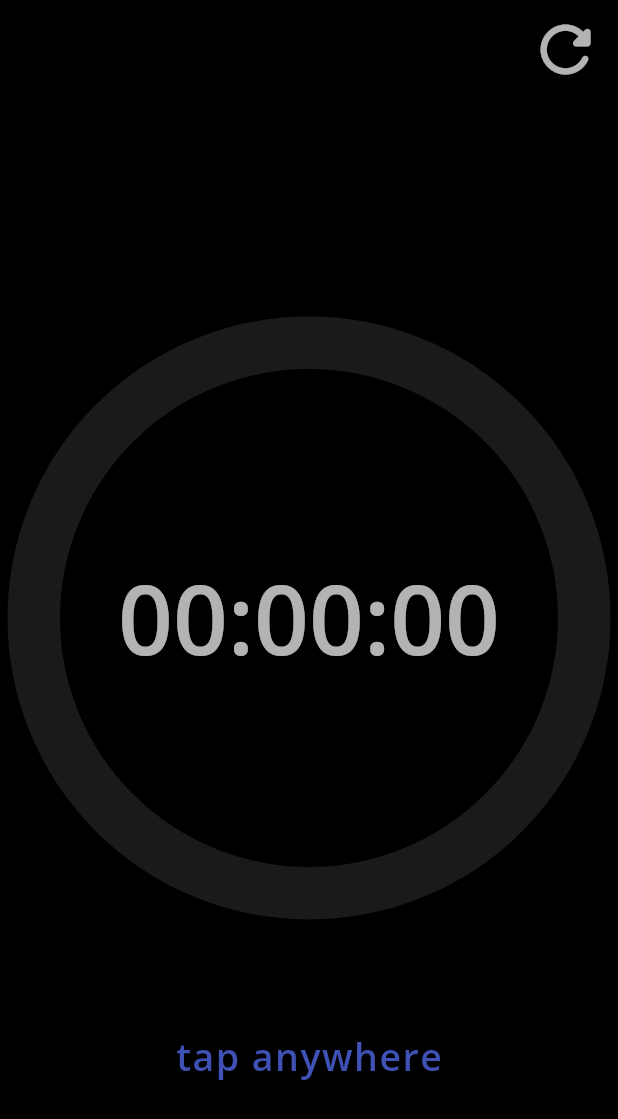
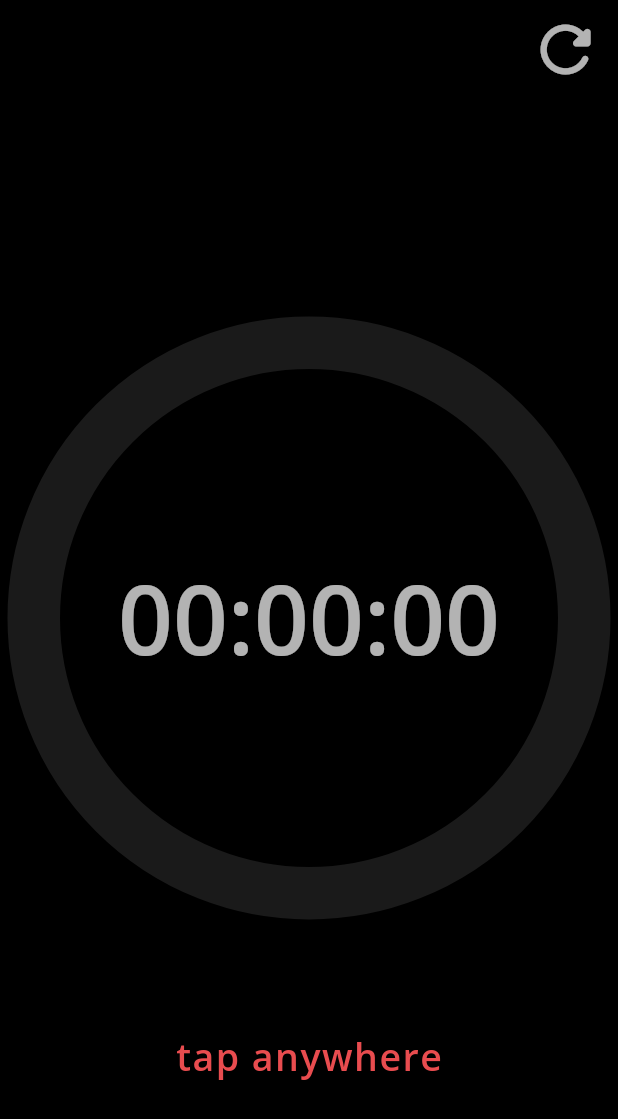
Before and after one commit to samitkapoor/stopwatch, a Flutter app: the screen it shows after launch, on a phone screen of 412 x 824 dp. Shown: the top 1119 px of the screen. Run offline on Flutter 3.47's test engine with Material 2 defaults, Android fonts, the phone set to English and light mode, and no system bars; our stand-ins replace get, lottie.

Commit message:
Changed color

```diff
--- a/lib/components/circular_progress_bar.dart
+++ b/lib/components/circular_progress_bar.dart
@@ -16,7 +16,7 @@ class CircularProgressIndicatorWidget extends StatelessWidget {
         return CircularProgressIndicator.adaptive(
           value: controller.progressValue.value,
           backgroundColor: Colors.white10,
-          valueColor: const AlwaysStoppedAnimation<Color>(Colors.indigo),
+          valueColor: const AlwaysStoppedAnimation<Color>(Color(0xffE84C4F)),
           strokeWidth: 35,
         );
       }),
--- a/lib/components/floating_text.dart
+++ b/lib/components/floating_text.dart
@@ -44,7 +44,7 @@ class _AnimatedTextState extends State<AnimatedText>
         'tap anywhere',
         style: TextStyle(
           fontFamily: 'OpenSans',
-          color: Colors.indigo,
+          color: Color(0xffE84C4F),
           fontSize: 25,
           letterSpacing: 1,
         ),
```
